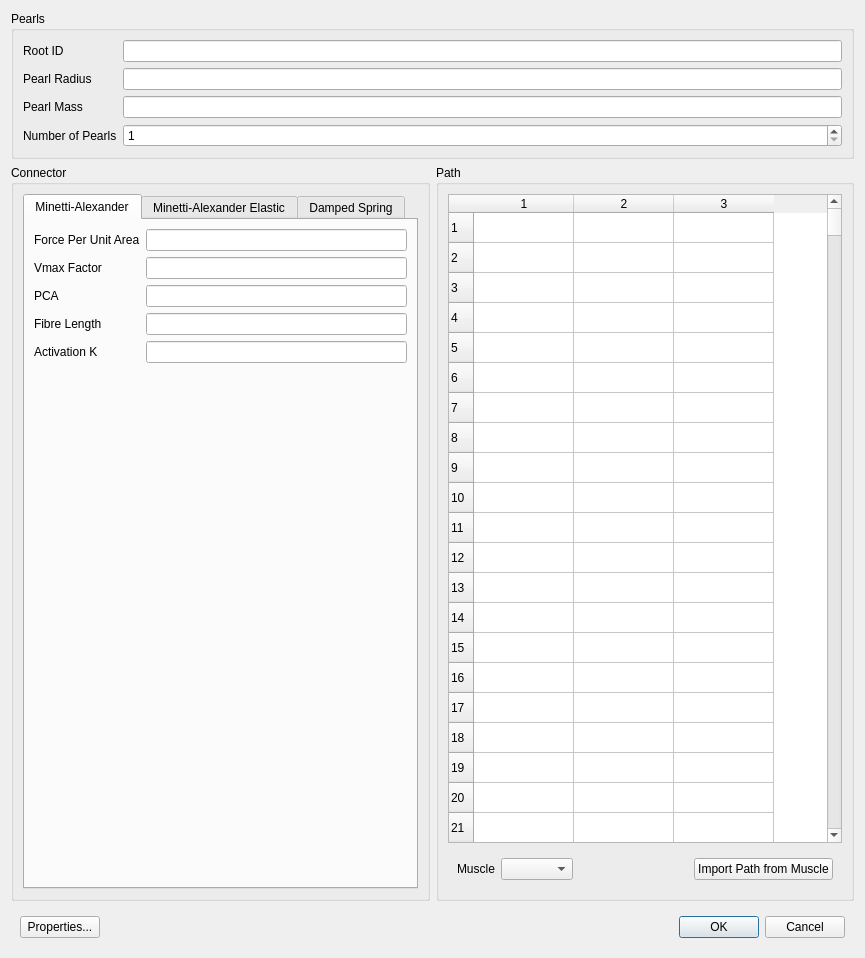
wol101/GaitSym5, file GaitSymQt/DialogStringOfPearlsBuilder.ui: the form before one commit.
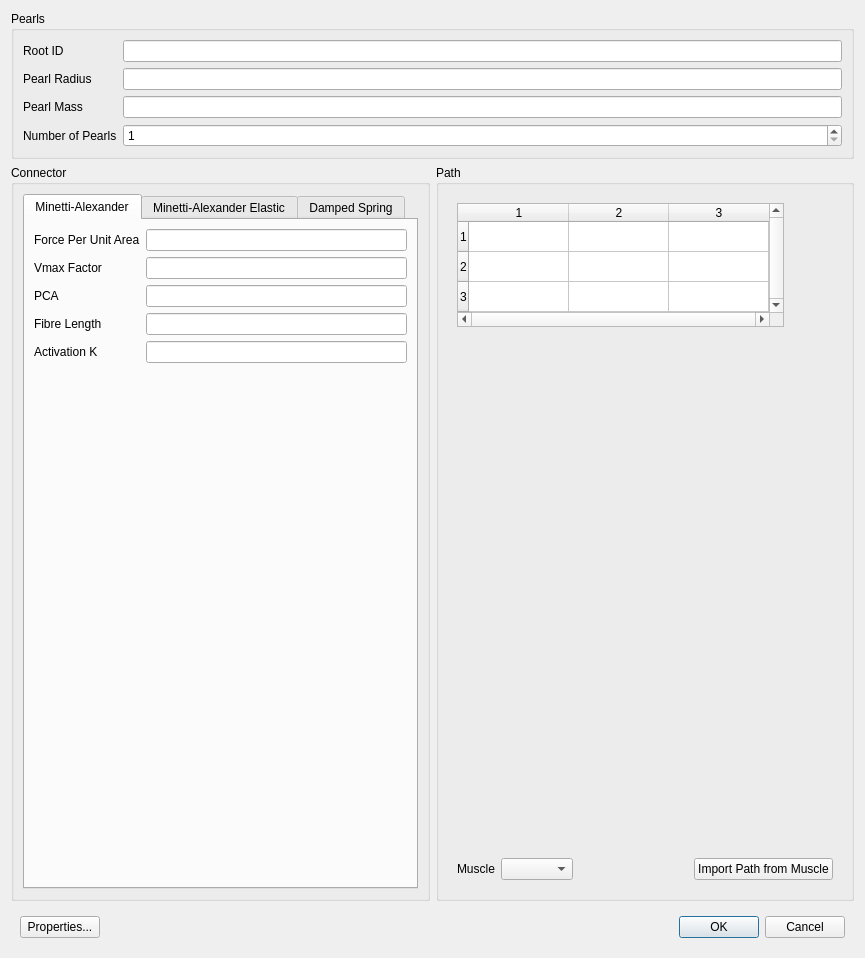
The form after the commit. Custom widgets are drawn as their Qt base class.

Commit message: QAbstractScrollArea needs to adjust to contents

The edit to the form file:
```diff
--- a/GaitSymQt/DialogStringOfPearlsBuilder.ui
+++ b/GaitSymQt/DialogStringOfPearlsBuilder.ui
@@ -507,1016 +507,71 @@
      <property name="title">
       <string>Path</string>
      </property>
-     <layout class="QGridLayout" name="gridLayout_3">
+     <layout class="QGridLayout" name="gridLayout_8">
       <item row="0" column="0">
-       <widget class="QTableWidget" name="tableWidget">
-        <property name="sizePolicy">
-         <sizepolicy hsizetype="Expanding" vsizetype="Expanding">
-          <horstretch>0</horstretch>
-          <verstretch>0</verstretch>
-         </sizepolicy>
-        </property>
-        <property name="rowCount">
-         <number>989</number>
-        </property>
-        <property name="columnCount">
-         <number>3</number>
-        </property>
-        <row/>
-        <row/>
-        <row/>
-        <row/>
-        <row/>
-        <row/>
-        <row/>
-        <row/>
-        <row/>
-        <row/>
-        <row/>
-        <row/>
-        <row/>
-        <row/>
-        <row/>
-        <row/>
-        <row/>
-        <row/>
-        <row/>
-        <row/>
-        <row/>
-        <row/>
-        <row/>
-        <row/>
-        <row/>
-        <row/>
-        <row/>
-        <row/>
-        <row/>
-        <row/>
-        <row/>
-        <row/>
-        <row/>
-        <row/>
-        <row/>
-        <row/>
-        <row/>
-        <row/>
-        <row/>
-        <row/>
-        <row/>
-        <row/>
-        <row/>
-        <row/>
-        <row/>
-        <row/>
-        <row/>
-        <row/>
-        <row/>
-        <row/>
-        <row/>
-        <row/>
-        <row/>
-        <row/>
-        <row/>
-        <row/>
-        <row/>
-        <row/>
-        <row/>
-        <row/>
-        <row/>
-        <row/>
-        <row/>
-        <row/>
-        <row/>
-        <row/>
-        <row/>
-        <row/>
-        <row/>
-        <row/>
-        <row/>
-        <row/>
-        <row/>
-        <row/>
-        <row/>
-        <row/>
-        <row/>
-        <row/>
-        <row/>
-        <row/>
-        <row/>
-        <row/>
-        <row/>
-        <row/>
-        <row/>
-        <row/>
-        <row/>
-        <row/>
-        <row/>
-        <row/>
-        <row/>
-        <row/>
-        <row/>
-        <row/>
-        <row/>
-        <row/>
-        <row/>
-        <row/>
-        <row/>
-        <row/>
-        <row/>
-        <row/>
-        <row/>
-        <row/>
-        <row/>
-        <row/>
-        <row/>
-        <row/>
-        <row/>
-        <row/>
-        <row/>
-        <row/>
-        <row/>
-        <row/>
-        <row/>
-        <row/>
-        <row/>
-        <row/>
-        <row/>
-        <row/>
-        <row/>
-        <row/>
-        <row/>
-        <row/>
-        <row/>
-        <row/>
-        <row/>
-        <row/>
-        <row/>
-        <row/>
-        <row/>
-        <row/>
-        <row/>
-        <row/>
-        <row/>
-        <row/>
-        <row/>
-        <row/>
-        <row/>
-        <row/>
-        <row/>
-        <row/>
-        <row/>
-        <row/>
-        <row/>
-        <row/>
-        <row/>
-        <row/>
-        <row/>
-        <row/>
-        <row/>
-        <row/>
-        <row/>
-        <row/>
-        <row/>
-        <row/>
-        <row/>
-        <row/>
-        <row/>
-        <row/>
-        <row/>
-        <row/>
-        <row/>
-        <row/>
-        <row/>
-        <row/>
-        <row/>
-        <row/>
-        <row/>
-        <row/>
-        <row/>
-        <row/>
-        <row/>
-        <row/>
-        <row/>
-        <row/>
-        <row/>
-        <row/>
-        <row/>
-        <row/>
-        <row/>
-        <row/>
-        <row/>
-        <row/>
-        <row/>
-        <row/>
-        <row/>
-        <row/>
-        <row/>
-        <row/>
-        <row/>
-        <row/>
-        <row/>
-        <row/>
-        <row/>
-        <row/>
-        <row/>
-        <row/>
-        <row/>
-        <row/>
-        <row/>
-        <row/>
-        <row/>
-        <row/>
-        <row/>
-        <row/>
-        <row/>
-        <row/>
-        <row/>
-        <row/>
-        <row/>
-        <row/>
-        <row/>
-        <row/>
-        <row/>
-        <row/>
-        <row/>
-        <row/>
-        <row/>
-        <row/>
-        <row/>
-        <row/>
-        <row/>
-        <row/>
-        <row/>
-        <row/>
-        <row/>
-        <row/>
-        <row/>
-        <row/>
-        <row/>
-        <row/>
-        <row/>
-        <row/>
-        <row/>
-        <row/>
-        <row/>
-        <row/>
-        <row/>
-        <row/>
-        <row/>
-        <row/>
-        <row/>
-        <row/>
-        <row/>
-        <row/>
-        <row/>
-        <row/>
-        <row/>
-        <row/>
-        <row/>
-        <row/>
-        <row/>
-        <row/>
-        <row/>
-        <row/>
-        <row/>
-        <row/>
-        <row/>
-        <row/>
-        <row/>
-        <row/>
-        <row/>
-        <row/>
-        <row/>
-        <row/>
-        <row/>
-        <row/>
-        <row/>
-        <row/>
-        <row/>
-        <row/>
-        <row/>
-        <row/>
-        <row/>
-        <row/>
-        <row/>
-        <row/>
-        <row/>
-        <row/>
-        <row/>
-        <row/>
-        <row/>
-        <row/>
-        <row/>
-        <row/>
-        <row/>
-        <row/>
-        <row/>
-        <row/>
-        <row/>
-        <row/>
-        <row/>
-        <row/>
-        <row/>
-        <row/>
-        <row/>
-        <row/>
-        <row/>
-        <row/>
-        <row/>
-        <row/>
-        <row/>
-        <row/>
-        <row/>
-        <row/>
-        <row/>
-        <row/>
-        <row/>
-        <row/>
-        <row/>
-        <row/>
-        <row/>
-        <row/>
-        <row/>
-        <row/>
-        <row/>
-        <row/>
-        <row/>
-        <row/>
-        <row/>
-        <row/>
-        <row/>
-        <row/>
-        <row/>
-        <row/>
-        <row/>
-        <row/>
-        <row/>
-        <row/>
-        <row/>
-        <row/>
-        <row/>
-        <row/>
-        <row/>
-        <row/>
-        <row/>
-        <row/>
-        <row/>
-        <row/>
-        <row/>
-        <row/>
-        <row/>
-        <row/>
-        <row/>
-        <row/>
-        <row/>
-        <row/>
-        <row/>
-        <row/>
-        <row/>
-        <row/>
-        <row/>
-        <row/>
-        <row/>
-        <row/>
-        <row/>
-        <row/>
-        <row/>
-        <row/>
-        <row/>
-        <row/>
-        <row/>
-        <row/>
-        <row/>
-        <row/>
-        <row/>
-        <row/>
-        <row/>
-        <row/>
-        <row/>
-        <row/>
-        <row/>
-        <row/>
-        <row/>
-        <row/>
-        <row/>
-        <row/>
-        <row/>
-        <row/>
-        <row/>
-        <row/>
-        <row/>
-        <row/>
-        <row/>
-        <row/>
-        <row/>
-        <row/>
-        <row/>
-        <row/>
-        <row/>
-        <row/>
-        <row/>
-        <row/>
-        <row/>
-        <row/>
-        <row/>
-        <row/>
-        <row/>
-        <row/>
-        <row/>
-        <row/>
-        <row/>
-        <row/>
-        <row/>
-        <row/>
-        <row/>
-        <row/>
-        <row/>
-        <row/>
-        <row/>
-        <row/>
-        <row/>
-        <row/>
-        <row/>
-        <row/>
-        <row/>
-        <row/>
-        <row/>
-        <row/>
-        <row/>
-        <row/>
-        <row/>
-        <row/>
-        <row/>
-        <row/>
-        <row/>
-        <row/>
-        <row/>
-        <row/>
-        <row/>
-        <row/>
-        <row/>
-        <row/>
-        <row/>
-        <row/>
-        <row/>
-        <row/>
-        <row/>
-        <row/>
-        <row/>
-        <row/>
-        <row/>
-        <row/>
-        <row/>
-        <row/>
-        <row/>
-        <row/>
-        <row/>
-        <row/>
-        <row/>
-        <row/>
-        <row/>
-        <row/>
-        <row/>
-        <row/>
-        <row/>
-        <row/>
-        <row/>
-        <row/>
-        <row/>
-        <row/>
-        <row/>
-        <row/>
-        <row/>
-        <row/>
-        <row/>
-        <row/>
-        <row/>
-        <row/>
-        <row/>
-        <row/>
-        <row/>
-        <row/>
-        <row/>
-        <row/>
-        <row/>
-        <row/>
-        <row/>
-        <row/>
-        <row/>
-        <row/>
-        <row/>
-        <row/>
-        <row/>
-        <row/>
-        <row/>
-        <row/>
-        <row/>
-        <row/>
-        <row/>
-        <row/>
-        <row/>
-        <row/>
-        <row/>
-        <row/>
-        <row/>
-        <row/>
-        <row/>
-        <row/>
-        <row/>
-        <row/>
-        <row/>
-        <row/>
-        <row/>
-        <row/>
-        <row/>
-        <row/>
-        <row/>
-        <row/>
-        <row/>
-        <row/>
-        <row/>
-        <row/>
-        <row/>
-        <row/>
-        <row/>
-        <row/>
-        <row/>
-        <row/>
-        <row/>
-        <row/>
-        <row/>
-        <row/>
-        <row/>
-        <row/>
-        <row/>
-        <row/>
-        <row/>
-        <row/>
-        <row/>
-        <row/>
-        <row/>
-        <row/>
-        <row/>
-        <row/>
-        <row/>
-        <row/>
-        <row/>
-        <row/>
-        <row/>
-        <row/>
-        <row/>
-        <row/>
-        <row/>
-        <row/>
-        <row/>
-        <row/>
-        <row/>
-        <row/>
-        <row/>
-        <row/>
-        <row/>
-        <row/>
-        <row/>
-        <row/>
-        <row/>
-        <row/>
-        <row/>
-        <row/>
-        <row/>
-        <row/>
-        <row/>
-        <row/>
-        <row/>
-        <row/>
-        <row/>
-        <row/>
-        <row/>
-        <row/>
-        <row/>
-        <row/>
-        <row/>
-        <row/>
-        <row/>
-        <row/>
-        <row/>
-        <row/>
-        <row/>
-        <row/>
-        <row/>
-        <row/>
-        <row/>
-        <row/>
-        <row/>
-        <row/>
-        <row/>
-        <row/>
-        <row/>
-        <row/>
-        <row/>
-        <row/>
-        <row/>
-        <row/>
-        <row/>
-        <row/>
-        <row/>
-        <row/>
-        <row/>
-        <row/>
-        <row/>
-        <row/>
-        <row/>
-        <row/>
-        <row/>
-        <row/>
-        <row/>
-        <row/>
-        <row/>
-        <row/>
-        <row/>
-        <row/>
-        <row/>
-        <row/>
-        <row/>
-        <row/>
-        <row/>
-        <row/>
-        <row/>
-        <row/>
-        <row/>
-        <row/>
-        <row/>
-        <row/>
-        <row/>
-        <row/>
-        <row/>
-        <row/>
-        <row/>
-        <row/>
-        <row/>
-        <row/>
-        <row/>
-        <row/>
-        <row/>
-        <row/>
-        <row/>
-        <row/>
-        <row/>
-        <row/>
-        <row/>
-        <row/>
-        <row/>
-        <row/>
-        <row/>
-        <row/>
-        <row/>
-        <row/>
-        <row/>
-        <row/>
-        <row/>
-        <row/>
-        <row/>
-        <row/>
-        <row/>
-        <row/>
-        <row/>
-        <row/>
-        <row/>
-        <row/>
-        <row/>
-        <row/>
-        <row/>
-        <row/>
-        <row/>
-        <row/>
-        <row/>
-        <row/>
-        <row/>
-        <row/>
-        <row/>
-        <row/>
-        <row/>
-        <row/>
-        <row/>
-        <row/>
-        <row/>
-        <row/>
-        <row/>
-        <row/>
-        <row/>
-        <row/>
-        <row/>
-        <row/>
-        <row/>
-        <row/>
-        <row/>
-        <row/>
-        <row/>
-        <row/>
-        <row/>
-        <row/>
-        <row/>
-        <row/>
-        <row/>
-        <row/>
-        <row/>
-        <row/>
-        <row/>
-        <row/>
-        <row/>
-        <row/>
-        <row/>
-        <row/>
-        <row/>
-        <row/>
-        <row/>
-        <row/>
-        <row/>
-        <row/>
-        <row/>
-        <row/>
-        <row/>
-        <row/>
-        <row/>
-        <row/>
-        <row/>
-        <row/>
-        <row/>
-        <row/>
-        <row/>
-        <row/>
-        <row/>
-        <row/>
-        <row/>
-        <row/>
-        <row/>
-        <row/>
-        <row/>
-        <row/>
-        <row/>
-        <row/>
-        <row/>
-        <row/>
-        <row/>
-        <row/>
-        <row/>
-        <row/>
-        <row/>
-        <row/>
-        <row/>
-        <row/>
-        <row/>
-        <row/>
-        <row/>
-        <row/>
-        <row/>
-        <row/>
-        <row/>
-        <row/>
-        <row/>
-        <row/>
-        <row/>
-        <row/>
-        <row/>
-        <row/>
-        <row/>
-        <row/>
-        <row/>
-        <row/>
-        <row/>
-        <row/>
-        <row/>
-        <row/>
-        <row/>
-        <row/>
-        <row/>
-        <row/>
-        <row/>
-        <row/>
-        <row/>
-        <row/>
-        <row/>
-        <row/>
-        <row/>
-        <row/>
-        <row/>
-        <row/>
-        <row/>
-        <row/>
-        <row/>
-        <row/>
-        <row/>
-        <row/>
-        <row/>
-        <row/>
-        <row/>
-        <row/>
-        <row/>
-        <row/>
-        <row/>
-        <row/>
-        <row/>
-        <row/>
-        <row/>
-        <row/>
-        <row/>
-        <row/>
-        <row/>
-        <row/>
-        <row/>
-        <row/>
-        <row/>
-        <row/>
-        <row/>
-        <row/>
-        <row/>
-        <row/>
-        <row/>
-        <row/>
-        <row/>
-        <row/>
-        <row/>
-        <row/>
-        <row/>
-        <row/>
-        <row/>
-        <row/>
-        <row/>
-        <row/>
-        <row/>
-        <row/>
-        <row/>
-        <row/>
-        <row/>
-        <row/>
-        <row/>
-        <row/>
-        <row/>
-        <row/>
-        <row/>
-        <row/>
-        <row/>
-        <row/>
-        <row/>
-        <row/>
-        <row/>
-        <row/>
-        <row/>
-        <row/>
-        <row/>
-        <row/>
-        <row/>
-        <row/>
-        <row/>
-        <row/>
-        <row/>
-        <row/>
-        <row/>
-        <row/>
-        <row/>
-        <row/>
-        <row/>
-        <row/>
-        <row/>
-        <row/>
-        <row/>
-        <row/>
-        <row/>
-        <row/>
-        <row/>
-        <row/>
-        <row/>
-        <row/>
-        <row/>
-        <row/>
-        <row/>
-        <row/>
-        <row/>
-        <row/>
-        <row/>
-        <row/>
-        <row/>
-        <row/>
-        <row/>
-        <row/>
-        <row/>
-        <row/>
-        <row/>
-        <row/>
-        <row/>
-        <row/>
-        <row/>
-        <row/>
-        <row/>
-        <row/>
-        <row/>
-        <row/>
-        <row/>
-        <row/>
-        <row/>
-        <row/>
-        <row/>
-        <row/>
-        <row/>
-        <row/>
-        <row/>
-        <row/>
-        <row/>
-        <row/>
-        <row/>
-        <row/>
-        <row/>
-        <row/>
-        <row/>
-        <row/>
-        <row/>
-        <row/>
-        <row/>
-        <row/>
-        <row/>
-        <row/>
-        <row/>
-        <row/>
-        <row/>
-        <row/>
-        <row/>
-        <row/>
-        <row/>
-        <row/>
-        <row/>
-        <row/>
-        <row/>
-        <row/>
-        <row/>
-        <row/>
-        <row/>
-        <row/>
-        <row/>
-        <row/>
-        <row/>
-        <row/>
-        <row/>
-        <row/>
-        <row/>
-        <row/>
-        <row/>
-        <row/>
-        <row/>
-        <row/>
-        <row/>
-        <row/>
-        <row/>
-        <row/>
-        <row/>
-        <row/>
-        <row/>
-        <row/>
-        <row/>
-        <row/>
-        <row/>
-        <row/>
-        <row/>
-        <row/>
-        <row/>
-        <row/>
-        <row/>
-        <row/>
-        <row/>
-        <row/>
-        <row/>
-        <row/>
-        <row/>
-        <row/>
-        <row/>
-        <row/>
-        <row/>
-        <row/>
-        <row/>
-        <row/>
-        <row/>
-        <row/>
-        <row/>
-        <row/>
-        <row/>
-        <row/>
-        <row/>
-        <row/>
-        <row/>
-        <row/>
-        <row/>
-        <row/>
-        <row/>
-        <row/>
-        <row/>
-        <row/>
-        <row/>
-        <row/>
-        <row/>
-        <column/>
-        <column/>
-        <column/>
+       <widget class="QWidget" name="widget_3" native="true">
+        <layout class="QGridLayout" name="gridLayout_3">
+         <item row="0" column="0">
+          <widget class="QTableWidget" name="tableWidget">
+           <property name="sizePolicy">
+            <sizepolicy hsizetype="Minimum" vsizetype="Minimum">
+             <horstretch>0</horstretch>
+             <verstretch>0</verstretch>
+            </sizepolicy>
+           </property>
+           <property name="verticalScrollBarPolicy">
+            <enum>Qt::ScrollBarPolicy::ScrollBarAlwaysOn</enum>
+           </property>
+           <property name="horizontalScrollBarPolicy">
+            <enum>Qt::ScrollBarPolicy::ScrollBarAlwaysOn</enum>
+           </property>
+           <property name="sizeAdjustPolicy">
+            <enum>QAbstractScrollArea::SizeAdjustPolicy::AdjustToContents</enum>
+           </property>
+           <property name="rowCount">
+            <number>3</number>
+           </property>
+           <property name="columnCount">
+            <number>3</number>
+           </property>
+           <row/>
+           <row/>
+           <row/>
+           <column/>
+           <column/>
+           <column/>
+          </widget>
+         </item>
+         <item row="0" column="1">
+          <spacer name="horizontalSpacer_3">
+           <property name="orientation">
+            <enum>Qt::Orientation::Horizontal</enum>
+           </property>
+           <property name="sizeHint" stdset="0">
+            <size>
+             <width>44</width>
+             <height>20</height>
+            </size>
+           </property>
+          </spacer>
+         </item>
+        </layout>
        </widget>
       </item>
       <item row="1" column="0">
+       <spacer name="verticalSpacer">
+        <property name="orientation">
+         <enum>Qt::Orientation::Vertical</enum>
+        </property>
+        <property name="sizeHint" stdset="0">
+         <size>
+          <width>20</width>
+          <height>40</height>
+         </size>
+        </property>
+       </spacer>
+      </item>
+      <item row="2" column="0">
        <widget class="QWidget" name="widget_2" native="true">
         <layout class="QGridLayout" name="gridLayout_2">
          <item row="0" column="0">
```
